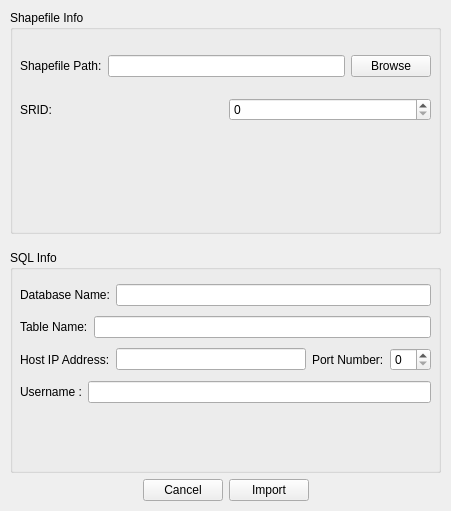
First picture: the form in res/shp2postgresql.ui, repository Mr-Developer-again/shp2pgsql, before the edit.
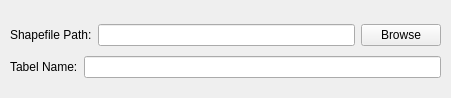
Second picture: the form after the edit.

Commit message: new version (all ui sectinos are deleted and only "shpefile path" and "table name" have been kept)

```diff
--- a/res/shp2postgresql.ui
+++ b/res/shp2postgresql.ui
@@ -7,219 +7,55 @@
     <x>0</x>
     <y>0</y>
     <width>451</width>
-    <height>511</height>
+    <height>98</height>
    </rect>
   </property>
   <property name="windowTitle">
    <string>Shp2Postgresql</string>
   </property>
   <widget class="QWidget" name="centralwidget">
-   <widget class="QWidget" name="layoutWidget">
+   <widget class="QWidget" name="">
     <property name="geometry">
      <rect>
       <x>10</x>
-      <y>10</y>
+      <y>20</y>
       <width>431</width>
-      <height>491</height>
+      <height>62</height>
      </rect>
     </property>
-    <layout class="QVBoxLayout" name="verticalLayout_3">
+    <layout class="QVBoxLayout" name="verticalLayout">
      <item>
-      <widget class="QGroupBox" name="shapefileInfoGrpBx">
-       <property name="title">
-        <string>Shapefile Info</string>
-       </property>
-       <widget class="QWidget" name="layoutWidget">
-        <property name="geometry">
-         <rect>
-          <x>10</x>
-          <y>30</y>
-          <width>411</width>
-          <height>96</height>
-         </rect>
-        </property>
-        <layout class="QVBoxLayout" name="verticalLayout">
-         <item>
-          <layout class="QHBoxLayout" name="horizontalLayout">
-           <item>
-            <widget class="QLabel" name="label">
-             <property name="text">
-              <string>Shapefile Path:</string>
-             </property>
-            </widget>
-           </item>
-           <item>
-            <widget class="QLineEdit" name="shapefilePathLineEdit"/>
-           </item>
-           <item>
-            <widget class="QPushButton" name="shapefilePathBrowseButton">
-             <property name="text">
-              <string>Browse</string>
-             </property>
-            </widget>
-           </item>
-          </layout>
-         </item>
-         <item>
-          <layout class="QHBoxLayout" name="horizontalLayout_2">
-           <item>
-            <widget class="QLabel" name="sridLabel">
-             <property name="text">
-              <string>SRID:</string>
-             </property>
-            </widget>
-           </item>
-           <item>
-            <widget class="QSpinBox" name="sridSpinBox"/>
-           </item>
-          </layout>
-         </item>
-        </layout>
-       </widget>
-      </widget>
-     </item>
-     <item>
-      <spacer name="verticalSpacer">
-       <property name="orientation">
-        <enum>Qt::Vertical</enum>
-       </property>
-       <property name="sizeType">
-        <enum>QSizePolicy::Maximum</enum>
-       </property>
-       <property name="sizeHint" stdset="0">
-        <size>
-         <width>20</width>
-         <height>10</height>
-        </size>
-       </property>
-      </spacer>
-     </item>
-     <item>
-      <widget class="QGroupBox" name="sqlInfoGrpBx">
-       <property name="title">
-        <string>SQL Info</string>
-       </property>
-       <widget class="QWidget" name="layoutWidget">
-        <property name="geometry">
-         <rect>
-          <x>10</x>
-          <y>30</y>
-          <width>411</width>
-          <height>130</height>
-         </rect>
-        </property>
-        <layout class="QVBoxLayout" name="verticalLayout_2">
-         <item>
-          <layout class="QHBoxLayout" name="horizontalLayout_3">
-           <item>
-            <widget class="QLabel" name="dbNameLabel">
-             <property name="text">
-              <string>Database Name:</string>
-             </property>
-            </widget>
-           </item>
-           <item>
-            <widget class="QLineEdit" name="dbNameLineEdit"/>
-           </item>
-          </layout>
-         </item>
-         <item>
-          <layout class="QHBoxLayout" name="horizontalLayout_4">
-           <item>
-            <widget class="QLabel" name="tableNameLabel">
-             <property name="text">
-              <string>Table Name:</string>
-             </property>
-            </widget>
-           </item>
-           <item>
-            <widget class="QLineEdit" name="tableNameLineEdit"/>
-           </item>
-          </layout>
-         </item>
-         <item>
-          <layout class="QHBoxLayout" name="horizontalLayout_6">
-           <item>
-            <widget class="QLabel" name="hostIpAddrLabel">
-             <property name="text">
-              <string>Host IP Address:</string>
-             </property>
-            </widget>
-           </item>
-           <item>
-            <widget class="QLineEdit" name="hostIpAddrLineEdit"/>
-           </item>
-           <item>
-            <widget class="QLabel" name="portLabel">
-             <property name="text">
-              <string>Port Number:</string>
-             </property>
-            </widget>
-           </item>
-           <item>
-            <widget class="QSpinBox" name="portSpinBox"/>
-           </item>
-          </layout>
-         </item>
-         <item>
-          <layout class="QHBoxLayout" name="horizontalLayout_7">
-           <item>
-            <widget class="QLabel" name="usernameLabel">
-             <property name="text">
-              <string>Username :</string>
-             </property>
-            </widget>
-           </item>
-           <item>
-            <widget class="QLineEdit" name="usernameLineEdit"/>
-           </item>
-          </layout>
-         </item>
-        </layout>
-       </widget>
-      </widget>
-     </item>
-     <item>
-      <layout class="QHBoxLayout" name="horizontalLayout_5">
+      <layout class="QHBoxLayout" name="horizontalLayout">
        <item>
-        <spacer name="horizontalSpacer">
-         <property name="orientation">
-          <enum>Qt::Horizontal</enum>
+        <widget class="QLabel" name="shapefilePathLabel">
+         <property name="text">
+          <string>Shapefile Path:</string>
          </property>
-         <property name="sizeHint" stdset="0">
-          <size>
-           <width>40</width>
-           <height>20</height>
-          </size>
-         </property>
-        </spacer>
+        </widget>
        </item>
        <item>
-        <widget class="QPushButton" name="cancelButton">
+        <widget class="QLineEdit" name="shapefilePathLineEdit"/>
+       </item>
+       <item>
+        <widget class="QPushButton" name="shapefilePathBrowseButton">
          <property name="text">
-          <string>Cancel</string>
+          <string>Browse</string>
          </property>
         </widget>
        </item>
+      </layout>
+     </item>
+     <item>
+      <layout class="QHBoxLayout" name="horizontalLayout_2">
        <item>
-        <widget class="QPushButton" name="importButton">
+        <widget class="QLabel" name="tableNameLabel">
          <property name="text">
-          <string>Import</string>
+          <string>Tabel Name:</string>
          </property>
         </widget>
        </item>
        <item>
-        <spacer name="horizontalSpacer_2">
-         <property name="orientation">
-          <enum>Qt::Horizontal</enum>
-         </property>
-         <property name="sizeHint" stdset="0">
-          <size>
-           <width>40</width>
-           <height>20</height>
-          </size>
-         </property>
-        </spacer>
+        <widget class="QLineEdit" name="tableNameLineEdit"/>
        </item>
       </layout>
      </item>
```
The commit also changes 1 other file.
